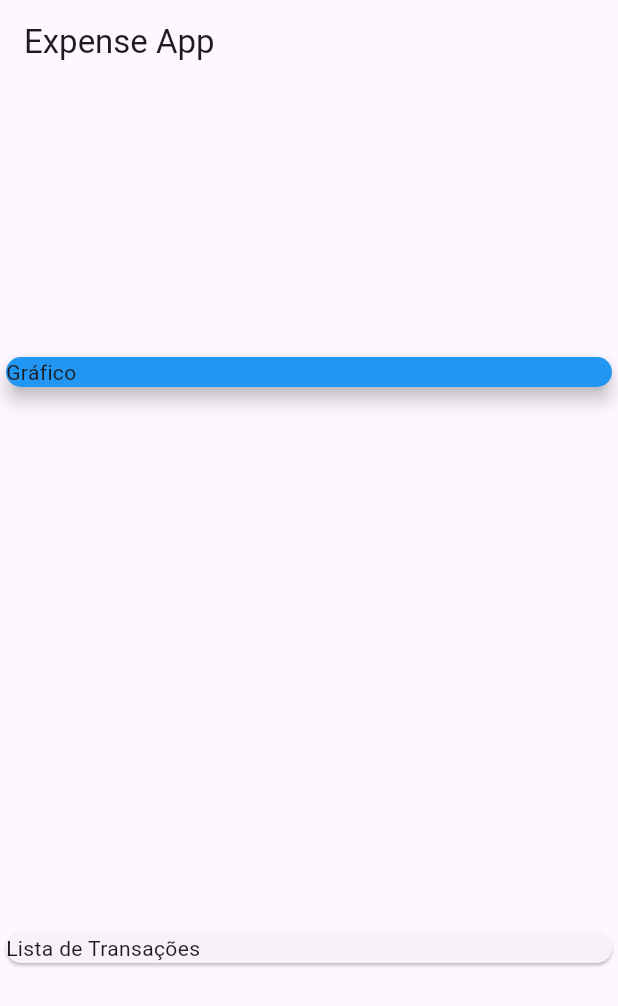
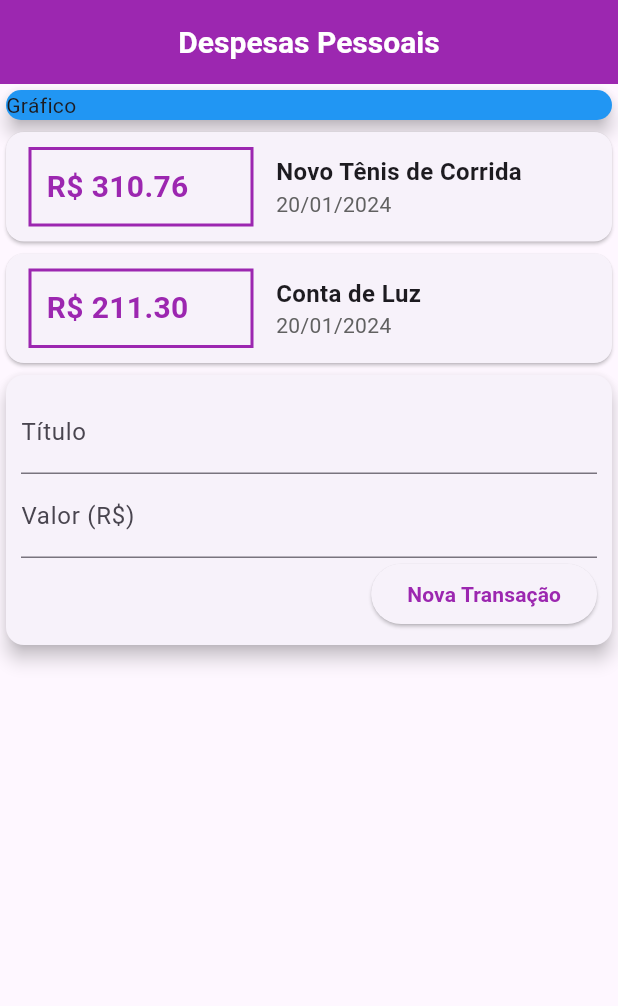
Before and after one commit to TiagoLemosNeitzke/app_controle_despesas, a Flutter app: the screen it shows after launch, on a phone screen of 412 x 824 dp. Shown: the top 1006 px of the screen. Run offline on Flutter 3.47's test engine with Material 3 defaults, Android fonts, the phone set to English and light mode, and no system bars.

Commit message:
criando fomrulário

```diff
--- a/lib/main.dart
+++ b/lib/main.dart
@@ -1,39 +1,147 @@
 import 'package:flutter/material.dart';
+import 'models/transaction.dart';
+import 'package:intl/intl.dart';
 
-main() => runApp(const ExpenseApp());
+main() => runApp(ExpenseApp());
 
 class ExpenseApp extends StatelessWidget {
-  const ExpenseApp({super.key});
-
   @override
   Widget build(BuildContext context) {
-    return const MaterialApp(
+    return MaterialApp(
       home: MyHomePage(),
     );
   }
 }
 
 class MyHomePage extends StatelessWidget {
-  const MyHomePage({super.key});
+  final titleController = TextEditingController();
+  final valueController = TextEditingController();
+
+  final _transactions = [
+    Transaction(
+      id: 't1',
+      title: 'Novo Tênis de Corrida',
+      value: 310.76,
+      date: DateTime.now(),
+    ),
+    Transaction(
+      id: 't2',
+      title: 'Conta de Luz',
+      value: 211.30,
+      date: DateTime.now(),
+    )
+  ];
 
   @override
   Widget build(BuildContext context) {
     return Scaffold(
-      appBar: AppBar(title: const Text('Expense App')),
-      body: const Column(
-        mainAxisAlignment: MainAxisAlignment.spaceAround,
+      appBar: AppBar(
+          title: const Text('Despesas Pessoais'),
+          centerTitle: true,
+          backgroundColor: Colors.purple,
+          titleTextStyle: const TextStyle(
+            color: Colors.white,
+            fontSize: 20,
+            fontWeight: FontWeight.bold,
+          )),
+      body: Column(
         crossAxisAlignment: CrossAxisAlignment.stretch,
         children: <Widget>[
-          SizedBox(
-              width: double.infinity,
-              child: Card(
-                color: Colors.blue,
-                elevation: 5,
-                child: Text('Gráfico'),
-              )),
+          Container(
+              child: const Card(
+            color: Colors.blue,
+            child: Text('Gráfico'),
+            elevation: 5,
+          )),
+          Column(
+            children: _transactions.map((transacao) {
+              return Card(
+                child: Row(children: <Widget>[
+                  Container(
+                    width: 150,
+                    margin: const EdgeInsets.symmetric(
+                      horizontal: 15,
+                      vertical: 10,
+                    ),
+                    decoration: BoxDecoration(
+                      border: Border.all(
+                        color: Colors.purple,
+                        width: 2,
+                      ),
+                    ),
+                    padding: const EdgeInsets.all(10),
+                    child: Text(
+                      'R\$ ${transacao.value.toStringAsFixed(2)}',
+                      style: const TextStyle(
+                        fontWeight: FontWeight.bold,
+                        fontSize: 20,
+                        color: Colors.purple,
+                      ),
+                    ),
+                  ),
+                  Column(
+                    crossAxisAlignment: CrossAxisAlignment.start,
+                    children: <Widget>[
+                      Text(
+                        transacao.title,
+                        style: const TextStyle(
+                          fontSize: 16,
+                          fontWeight: FontWeight.bold,
+                        ),
+                      ),
+                      Text(
+                        DateFormat('dd/MM/yyyy').format(transacao.date),
+                        style: TextStyle(
+                          color: Colors.grey[700],
+                        ),
+                      ),
+                    ],
+                  )
+                ]),
+              );
+            }).toList(),
+          ),
           Card(
-            child: Text('Lista de Transações'),
-          ),
+            elevation: 5,
+            child: Padding(
+              padding: const EdgeInsets.all(10),
+              child: Column(
+                children: <Widget>[
+                  TextField(
+                    controller: titleController,
+                    decoration: const InputDecoration(
+                      labelText: 'Título',
+                    ),
+                  ),
+                  TextField(
+                    controller: valueController,
+                    decoration: const InputDecoration(
+                      labelText: 'Valor (R\$)',
+                    ),
+                  ),
+                  Row(
+                    mainAxisAlignment: MainAxisAlignment.end,
+                    children: [
+                      ElevatedButton(
+                        onPressed: () {
+                          print(titleController.text);
+                          print(valueController.text);
+                        },
+                        child: const Text(
+                          'Nova Transação',
+                          style: TextStyle(
+                            color: Colors.purple,
+                            fontWeight: FontWeight.bold,
+                          ),
+                          textAlign: TextAlign.center,
+                        ),
+                      ),
+                    ],
+                  ),
+                ],
+              ),
+            ),
+          )
         ],
       ),
     );
--- a/pubspec.yaml
+++ b/pubspec.yaml
@@ -30,7 +30,7 @@ environment:
 dependencies:
   flutter:
     sdk: flutter
-
+  intl: ^0.19.0
 
   # The following adds the Cupertino Icons font to your application.
   # Use with the CupertinoIcons class for iOS style icons.
```
Also changed, not shown: pubspec.lock.
